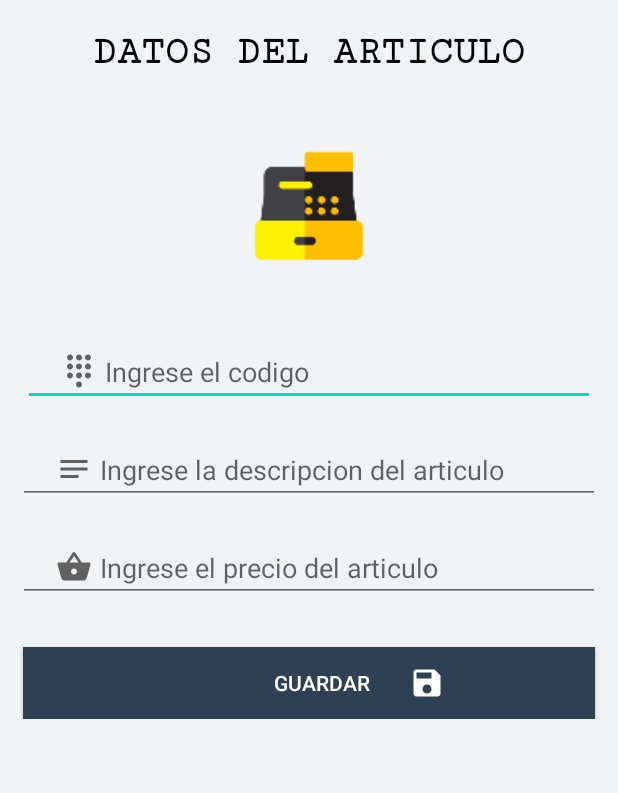
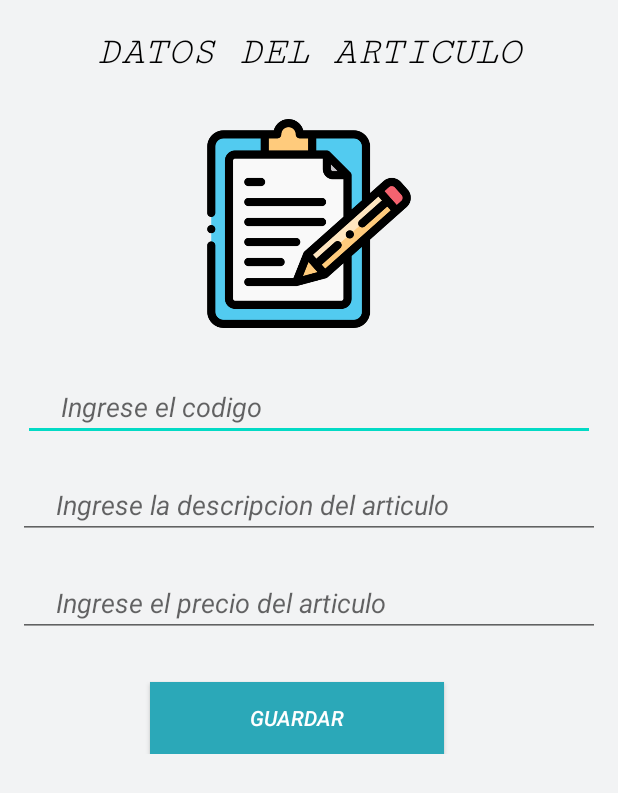
Before and after one commit to Jesus-30/Proyecto-CRUD-SQLite, an Android app: the layout content_main.xml on its own in the app's theme, with its tools: preview values and no code run, on a phone screen of 412 x 824 dp. Shown: the top 793 px of the screen. Run offline under Robolectric (Android 15) with nearby library versions, the phone set to English and light mode, and no system bars.

Commit message:
Proyecto v2.0 CRUD SQLite - Diseño layout - Modificación de Activity

```diff
--- a/app/src/main/res/layout/activity_list_view_articulos.xml
+++ b/app/src/main/res/layout/activity_list_view_articulos.xml
@@ -11,7 +11,7 @@
         <TextView android:layout_width="match_parent" android:layout_height="wrap_content"
                   android:text="LlSTADO DE ARTICULOS REGISTRADOS"
                   android:fontFamily="serif-monospace" android:textAlignment="center"
-                  android:textSize="16dp" android:textStyle="bold" android:textColor="#FFFFFF"
+                  android:textSize="16dp" android:textStyle="italic" android:textColor="#FFFFFF"
                   android:paddingTop="5dp" android:paddingBottom="5dp"
                   android:textAppearance="@style/Base.TextAppearance.AppCompat.Large"/>
 
--- a/app/src/main/res/layout/content_main.xml
+++ b/app/src/main/res/layout/content_main.xml
@@ -9,27 +9,33 @@
               android:layout_height="wrap_content" android:text="DATOS DEL ARTICULO"
               android:textAlignment="center" android:layout_marginTop="20dp"
               android:textSize="26dp" android:textColor="#000"
-              android:textStyle="bold" android:fontFamily="serif-monospace"/>
+              android:textStyle="italic" android:fontFamily="serif-monospace"/>
 
     <ScrollView android:layout_width="match_parent" android:layout_height="match_parent">
         <LinearLayout
                 android:layout_width="match_parent" android:layout_height="match_parent"
                 android:orientation="vertical">
-                <ImageView android:layout_width="match_parent" android:layout_height="176dp"
-                           android:src="@mipmap/ic_venta" />
+
+            <ImageView
+                android:layout_width="match_parent"
+                android:layout_height="139dp"
+                android:layout_marginTop="30dp"
+                android:src="@drawable/nota" />
 
                 <EditText android:id="@+id/content_codigo" android:layout_width="match_parent"
+                          android:layout_marginTop="30dp"
                           android:layout_height="wrap_content" android:hint="Ingrese el codigo"
                           android:inputType="number"
                           android:paddingLeft="25dp"
-                          android:drawableStart="@drawable/ic_num" android:drawablePadding="5dp"
+                          android:textStyle="italic"
                           android:layout_marginRight="15dp" android:layout_marginLeft="15dp" />
 
                 <EditText android:id="@+id/content_descripcion" android:layout_width="match_parent"
                           android:layout_height="wrap_content" android:hint="Ingrese la descripcion del articulo"
                           android:layout_marginRight="12dp" android:layout_marginLeft="12dp"
                           android:layout_marginTop="20dp"
-                          android:paddingLeft="25dp" android:drawableStart="@drawable/ic_des"
+                          android:paddingLeft="25dp"
+                          android:textStyle="italic"
                           android:drawablePadding="5dp"/>
 
                 <EditText android:id="@+id/content_precio" android:layout_width="match_parent"
@@ -37,15 +43,21 @@
                           android:layout_marginRight="12dp" android:layout_marginLeft="12dp"
                           android:layout_marginTop="20dp" android:inputType="numberDecimal"
                           android:paddingLeft="25dp"
-                          android:drawableStart="@drawable/ic_precio" android:drawablePadding="5dp"/>
+                          android:textStyle="italic"/>
 
-                <Button android:id="@+id/btn_guardar" android:layout_width="match_parent"
-                        android:layout_height="wrap_content" android:layout_marginLeft="15dp"
-                        android:layout_marginRight="15dp" android:layout_marginTop="30dp"
-                        android:text="Guardar" android:textColor="#fff"
-                        android:onClick="alta" android:background="#2e4053"
-                        android:drawableRight="@drawable/ic_guardar"
-                        android:paddingRight="100dp" android:drawablePadding="-140dp"/>
+            <Button
+                android:id="@+id/btn_guardar"
+                android:layout_width="196dp"
+                android:layout_height="wrap_content"
+                android:layout_marginLeft="100dp"
+                android:layout_marginTop="30dp"
+                android:layout_marginRight="100dp"
+                android:background="#2BA8B8"
+                android:onClick="alta"
+                android:paddingRight="1dp"
+                android:text="Guardar"
+                android:textColor="#FFFFFF"
+                android:textStyle="italic" />
         </LinearLayout>
     </ScrollView>
 </LinearLayout>
```
Also changed, not shown: app/src/main/java/com/example/ejercicio_sqlite/MainActivity.java (+9 -9 lines), app/src/main/res/layout/activity_detalles_articulos.xml (+6 -6 lines), app/src/main/res/layout/list_recyclerview.xml (+6 -5 lines), app/src/main/res/layout/ventana1.xml (+5 -4 lines), app/src/main/res/drawable/disquete.png (added), app/src/main/res/drawable/nota.png (added).
